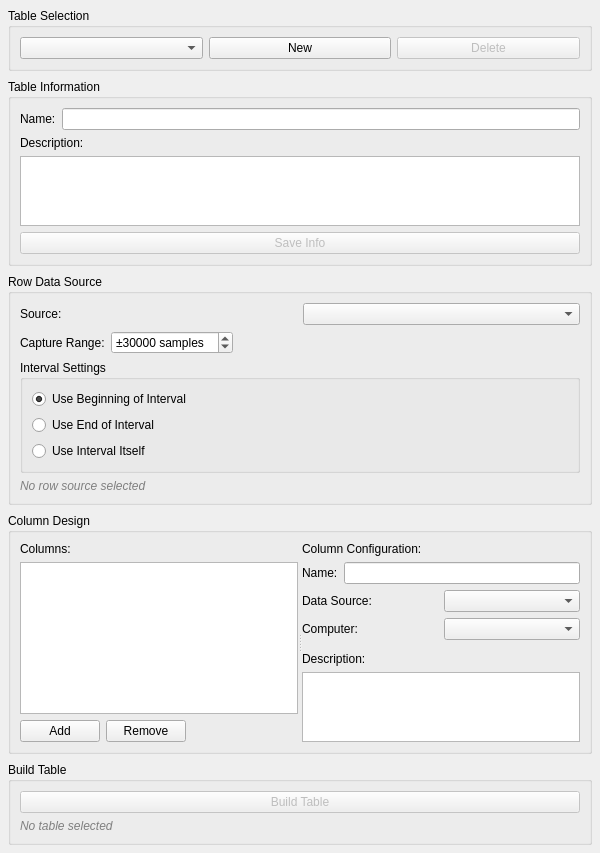
Above: src/WhiskerToolbox/TableDesignerWidget/TableDesignerWidget.ui from paulmthompson/WhiskerToolbox before the change. Below: the same form after it.
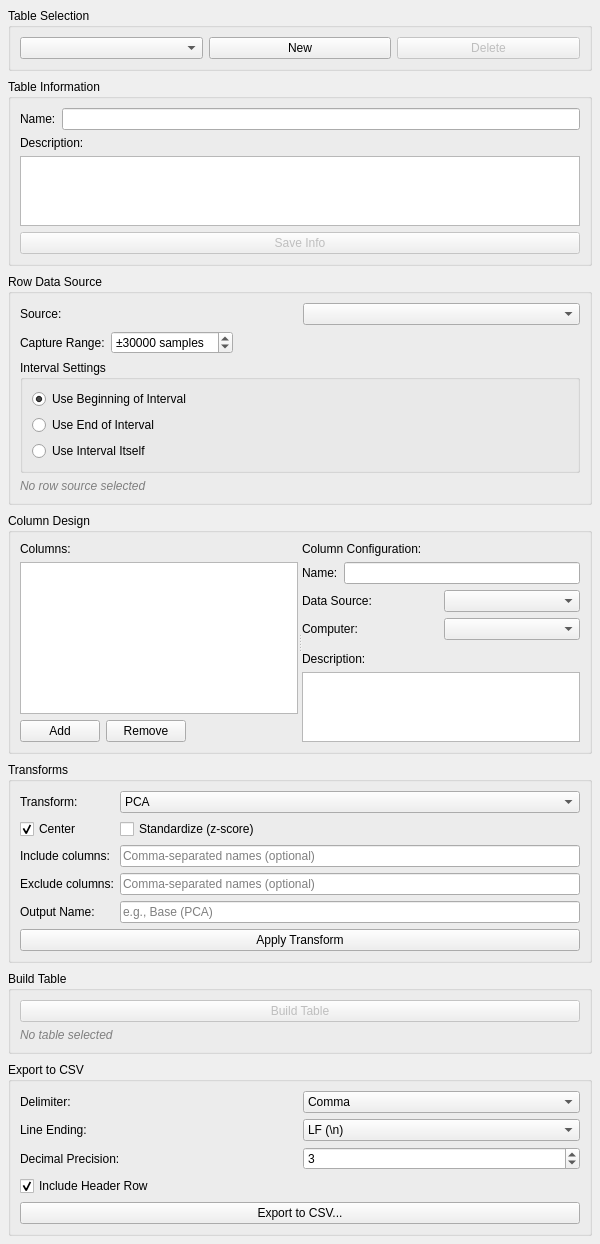
That is the form after the change.

Commit message: can save to csv from table designer widget

Diff of the .ui file:
```diff
--- a/src/WhiskerToolbox/TableDesignerWidget/TableDesignerWidget.ui
+++ b/src/WhiskerToolbox/TableDesignerWidget/TableDesignerWidget.ui
@@ -391,6 +391,97 @@
     </widget>
    </item>
    <item>
+     <widget class="QGroupBox" name="transform_group">
+      <property name="title">
+       <string>Transforms</string>
+      </property>
+      <layout class="QGridLayout" name="transform_layout">
+       <item row="0" column="0">
+        <widget class="QLabel" name="transform_type_label">
+         <property name="text">
+          <string>Transform:</string>
+         </property>
+        </widget>
+       </item>
+       <item row="0" column="1">
+        <widget class="QComboBox" name="transform_type_combo">
+         <item>
+          <property name="text">
+           <string>PCA</string>
+          </property>
+         </item>
+        </widget>
+       </item>
+       <item row="1" column="0">
+        <widget class="QCheckBox" name="transform_center_checkbox">
+         <property name="text">
+          <string>Center</string>
+         </property>
+         <property name="checked">
+          <bool>true</bool>
+         </property>
+        </widget>
+       </item>
+       <item row="1" column="1">
+        <widget class="QCheckBox" name="transform_standardize_checkbox">
+         <property name="text">
+          <string>Standardize (z-score)</string>
+         </property>
+        </widget>
+       </item>
+       <item row="2" column="0">
+        <widget class="QLabel" name="transform_include_label">
+         <property name="text">
+          <string>Include columns:</string>
+         </property>
+        </widget>
+       </item>
+       <item row="2" column="1">
+        <widget class="QLineEdit" name="transform_include_edit">
+         <property name="placeholderText">
+          <string>Comma-separated names (optional)</string>
+         </property>
+        </widget>
+       </item>
+       <item row="3" column="0">
+        <widget class="QLabel" name="transform_exclude_label">
+         <property name="text">
+          <string>Exclude columns:</string>
+         </property>
+        </widget>
+       </item>
+       <item row="3" column="1">
+        <widget class="QLineEdit" name="transform_exclude_edit">
+         <property name="placeholderText">
+          <string>Comma-separated names (optional)</string>
+         </property>
+        </widget>
+       </item>
+       <item row="4" column="0">
+        <widget class="QLabel" name="transform_output_name_label">
+         <property name="text">
+          <string>Output Name:</string>
+         </property>
+        </widget>
+       </item>
+       <item row="4" column="1">
+        <widget class="QLineEdit" name="transform_output_name_edit">
+         <property name="placeholderText">
+          <string>e.g., Base (PCA)</string>
+         </property>
+        </widget>
+       </item>
+       <item row="5" column="0" colspan="2">
+        <widget class="QPushButton" name="apply_transform_btn">
+         <property name="text">
+          <string>Apply Transform</string>
+         </property>
+        </widget>
+       </item>
+      </layout>
+     </widget>
+    </item>
+    <item>
     <widget class="QGroupBox" name="build_group">
      <property name="title">
       <string>Build Table</string>
@@ -419,6 +510,99 @@
      </layout>
     </widget>
    </item>
+   <item>
+    <widget class="QGroupBox" name="export_group">
+     <property name="title">
+      <string>Export to CSV</string>
+     </property>
+     <layout class="QGridLayout" name="export_layout">
+      <item row="0" column="0">
+       <widget class="QLabel" name="export_delimiter_label">
+        <property name="text">
+         <string>Delimiter:</string>
+        </property>
+       </widget>
+      </item>
+      <item row="0" column="1">
+       <widget class="QComboBox" name="export_delimiter_combo">
+        <item>
+         <property name="text">
+          <string>Comma</string>
+         </property>
+        </item>
+        <item>
+         <property name="text">
+          <string>Space</string>
+         </property>
+        </item>
+        <item>
+         <property name="text">
+          <string>Tab</string>
+         </property>
+        </item>
+       </widget>
+      </item>
+      <item row="1" column="0">
+       <widget class="QLabel" name="export_line_ending_label">
+        <property name="text">
+         <string>Line Ending:</string>
+        </property>
+       </widget>
+      </item>
+      <item row="1" column="1">
+       <widget class="QComboBox" name="export_line_ending_combo">
+        <item>
+         <property name="text">
+          <string>LF (\n)</string>
+         </property>
+        </item>
+        <item>
+         <property name="text">
+          <string>CRLF (\r\n)</string>
+         </property>
+        </item>
+       </widget>
+      </item>
+      <item row="2" column="0">
+       <widget class="QLabel" name="export_precision_label">
+        <property name="text">
+         <string>Decimal Precision:</string>
+        </property>
+       </widget>
+      </item>
+      <item row="2" column="1">
+       <widget class="QSpinBox" name="export_precision_spinbox">
+        <property name="minimum">
+         <number>0</number>
+        </property>
+        <property name="maximum">
+         <number>10</number>
+        </property>
+        <property name="value">
+         <number>3</number>
+        </property>
+       </widget>
+      </item>
+      <item row="3" column="0" colspan="2">
+       <widget class="QCheckBox" name="export_header_checkbox">
+        <property name="text">
+         <string>Include Header Row</string>
+        </property>
+        <property name="checked">
+         <bool>true</bool>
+        </property>
+       </widget>
+      </item>
+      <item row="4" column="0" colspan="2">
+       <widget class="QPushButton" name="export_csv_btn">
+        <property name="text">
+         <string>Export to CSV...</string>
+        </property>
+       </widget>
+      </item>
+     </layout>
+    </widget>
+   </item>
    <item>
     <spacer name="verticalSpacer_2">
      <property name="orientation">
```
The commit also changes 10 other files.
